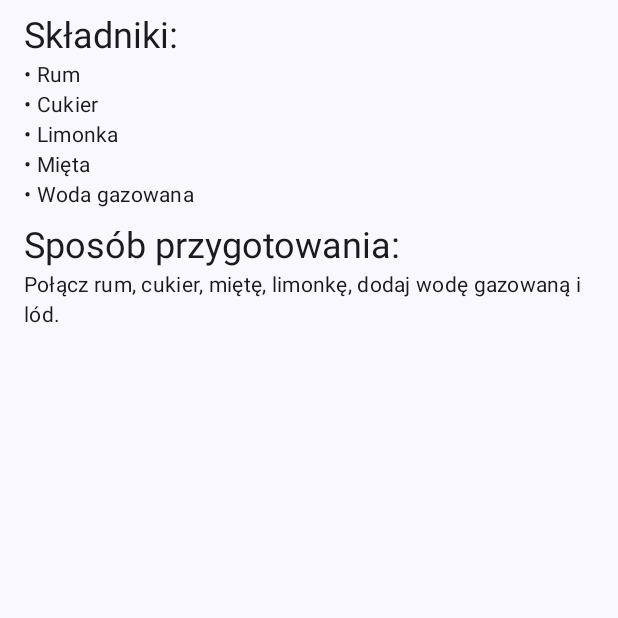
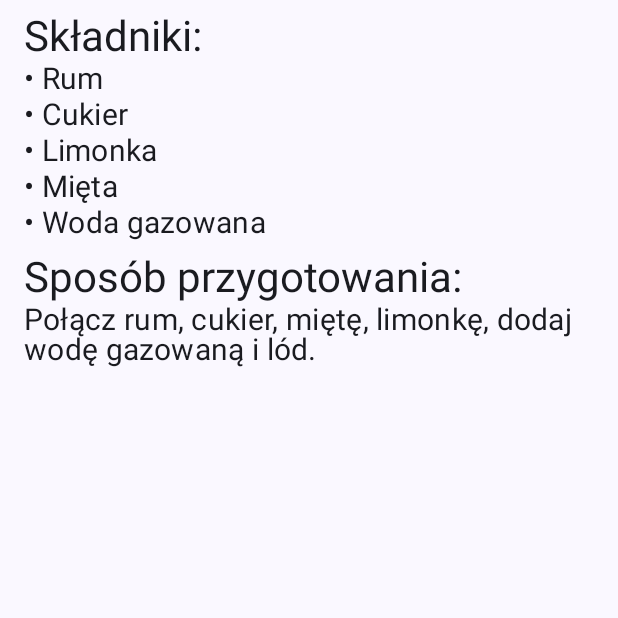
Before and after one commit to Dunnnan/Cocktails, an Android app built with Jetpack Compose: the composable CocktailDetail called with sample values from the repository, on a phone screen of 412 x 824 dp, the top half of it. Run offline under Robolectric (Android 15) with nearby library versions, the phone set to English and light mode, and no system bars; pictures from the network do not load.

Commit message:
Tablet Layout - size adjustment,landscape

```diff
--- a/app/src/main/java/com/example/koktajle/MainActivity.kt
+++ b/app/src/main/java/com/example/koktajle/MainActivity.kt
@@ -22,8 +22,10 @@ import androidx.compose.ui.draw.clip
 import androidx.compose.ui.draw.clipToBounds
 import androidx.compose.ui.draw.shadow
 import androidx.compose.ui.graphics.Paint
+import androidx.compose.ui.platform.LocalConfiguration
 import androidx.compose.ui.text.style.TextAlign
 import androidx.compose.ui.unit.dp
+import androidx.compose.ui.unit.sp
 import coil.compose.AsyncImage
 import coil.compose.rememberAsyncImagePainter
 import coil.compose.rememberImagePainter
@@ -61,31 +63,38 @@ fun CocktailList() {
 @Composable
 fun CocktailListItem(cocktail: Cocktail, expandedCocktail: String?, onCocktailClick: (String) -> Unit) {
     Spacer(modifier = Modifier.height(8.dp))
+    val configuration = LocalConfiguration.current
+    val isLandscape = configuration.orientation == android.content.res.Configuration.ORIENTATION_LANDSCAPE
+
+    val imageSize = if (isLandscape) 450.dp else 300.dp
+    val paddingSize = if (isLandscape) 16.dp else 8.dp
+    val textSize = if (isLandscape) 48.sp else 30.sp
+
     Column(modifier = Modifier
         .fillMaxWidth()
         .background(MaterialTheme.colorScheme.surface, shape = RoundedCornerShape(12.dp))
         .shadow(4.dp)
         .clickable { onCocktailClick(cocktail.name) }
         .animateContentSize()
-        .padding(8.dp),
+        .padding(paddingSize),
         horizontalAlignment = Alignment.CenterHorizontally
     ) {
         AsyncImage(
             model = cocktail.imageUrl,
             contentDescription = "Obrazek koktajlu",
             modifier = Modifier
-                .padding(8.dp)
-                .size(300.dp)
+                .padding(paddingSize)
+                .size(imageSize)
                 .clip(RoundedCornerShape(26.dp))
         )
         Spacer(modifier = Modifier.height(2.dp))
         Text(
             textAlign = TextAlign.Center,
             text = cocktail.name,
-            style = MaterialTheme.typography.headlineSmall,
+            style = MaterialTheme.typography.headlineLarge.copy(fontSize = textSize),
             modifier = Modifier
                 .fillMaxWidth()
-                .padding(16.dp)
+                .padding(paddingSize*2)
         )
         if (expandedCocktail == cocktail.name) {
             CocktailDetail(cocktail)
@@ -97,12 +106,19 @@ fun CocktailListItem(cocktail: Cocktail, expandedCocktail: String?, onCocktailCl
 fun CocktailDetail(cocktail: Cocktail) {
     Column(modifier = Modifier.padding(start = 16.dp, end = 16.dp, bottom = 16.dp)) {
         Spacer(modifier = Modifier.height(8.dp))
-        Text(text = "Składniki:", style = MaterialTheme.typography.headlineSmall)
+
+        val configuration = LocalConfiguration.current
+        val isLandscape = configuration.orientation == android.content.res.Configuration.ORIENTATION_LANDSCAPE
+
+        val headerSize = if (isLandscape) 40.sp else 28.sp
+        val textSize = if (isLandscape) 32.sp else 20.sp
+
+        Text(text = "Składniki:", style = MaterialTheme.typography.headlineSmall.copy(fontSize = headerSize))
         cocktail.ingredients.forEach { ingredient ->
-            Text(text = "• $ingredient", style = MaterialTheme.typography.bodyMedium)
+            Text(text = "• $ingredient", style = MaterialTheme.typography.bodyMedium.copy(fontSize = textSize))
         }
         Spacer(modifier = Modifier.height(8.dp))
-        Text(text = "Sposób przygotowania:", style = MaterialTheme.typography.headlineSmall)
-        Text(text = cocktail.recipe, style = MaterialTheme.typography.bodyMedium)
+        Text(text = "Sposób przygotowania:", style = MaterialTheme.typography.headlineSmall.copy(fontSize = headerSize))
+        Text(text = cocktail.recipe, style = MaterialTheme.typography.bodyMedium.copy(fontSize = textSize))
     }
 }
```
